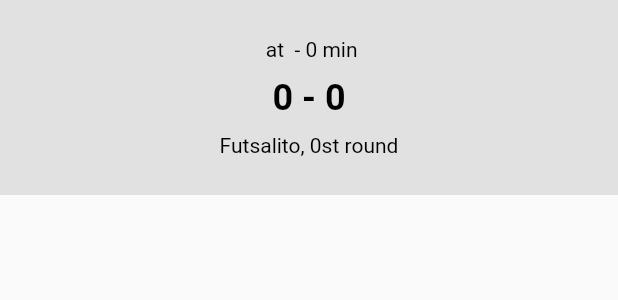
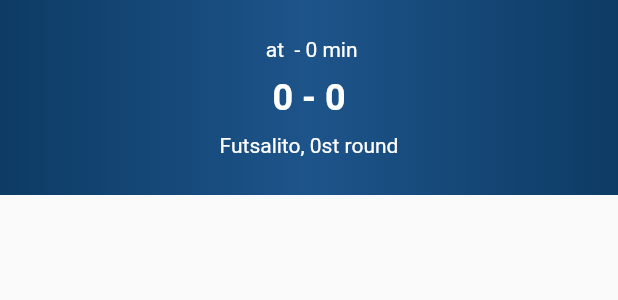
Before and after one commit to vedranmatosevic-vmd/sca-app, a Flutter app: the MatchDetailHeader widget shown alone on an empty page, opened directly with empty values, on a phone screen of 412 x 824 dp. Shown: the top 300 px of the screen. Run offline on Flutter 3.47's test engine with Material 2 defaults, Android fonts, the phone set to English and light mode, and no system bars; our stand-ins replace firebase_core, firebase_database, flutter_secure_storage, shared_preferences; missing offline and left inert: dart:ffi; accounts and stored records are empty.

Commit message:
match details colors

```diff
--- a/lib/common/style.dart
+++ b/lib/common/style.dart
@@ -109,6 +109,7 @@ class Style {
   static const colorGreen = Color(0xff04d96d);
   static const colorOrange = Color(0xfffc9b6d);
   static const colorDarkBlue = Color(0xff0d3b64);
+  static const colorLightBlue = Color(0xff1d548a);
   static const colorYellow = Color(0xfffcdd21);
 
   static Color getColor(BuildContext context, StyleColor styleColor) {
--- a/lib/match/match_details.dart
+++ b/lib/match/match_details.dart
@@ -149,7 +149,13 @@ class _MatchDetailHeaderState extends State<MatchDetailHeader> {
       height: 130,
       padding: const EdgeInsets.symmetric(vertical: 20),
       decoration: const BoxDecoration(
-          color: Style.colorGrey
+        gradient: LinearGradient(
+            colors: [
+              Style.colorDarkBlue,
+              Style.colorLightBlue,
+              Style.colorDarkBlue,
+            ]
+        ),
       ),
       child: Column(
         crossAxisAlignment: CrossAxisAlignment.center,
@@ -158,7 +164,7 @@ class _MatchDetailHeaderState extends State<MatchDetailHeader> {
           Text(
             '${widget.match.date} at ${widget.match.time} - ${widget.match.duration} min',
             style: const TextStyle(
-                color: Style.colorBlack,
+                color: Style.colorWhite,
                 fontSize: 14
             ),
           ),
@@ -174,7 +180,7 @@ class _MatchDetailHeaderState extends State<MatchDetailHeader> {
                       widget.homeTeam.shortName,
                       style: const TextStyle(
                           fontSize: 16,
-                          color: Style.colorBlack,
+                          color: Style.colorWhite,
                           fontWeight: FontWeight.bold
                       ),
                     ),
@@ -190,7 +196,7 @@ class _MatchDetailHeaderState extends State<MatchDetailHeader> {
                       '${widget.homeScore} - ${widget.awayScore}',
                       style: const TextStyle(
                           fontSize: 24,
-                          color: Style.colorBlack,
+                          color: Style.colorWhite,
                           fontWeight: FontWeight.bold
                       ),
                     ),
@@ -206,7 +212,7 @@ class _MatchDetailHeaderState extends State<MatchDetailHeader> {
                       widget.awayTeam.shortName,
                       style: const TextStyle(
                           fontSize: 16,
-                          color: Style.colorBlack,
+                          color: Style.colorWhite,
                           fontWeight: FontWeight.bold
                       ),
                     ),
@@ -222,7 +228,7 @@ class _MatchDetailHeaderState extends State<MatchDetailHeader> {
               Text(
                 'Futsalito, ${widget.match.round}' 'st round',
                 style: const TextStyle(
-                    color: Style.colorBlack,
+                    color: Style.colorWhite,
                     fontSize: 14
                 ),
               ),
@@ -259,6 +265,8 @@ class _ActionRowState extends State<ActionRow> {
             page: Pages.events,
             match: widget.match,
             eventType: EventType.goal,
+            iconColor: Style.colorDarkBlue,
+            textColor: StyleColor.darkBlue,
           ),
           SquaredButton(
             value: "Card",
@@ -266,6 +274,8 @@ class _ActionRowState extends State<ActionRow> {
             page: Pages.events,
             match: widget.match,
             eventType: EventType.yellowCard,
+            iconColor: Style.colorDarkBlue,
+            textColor: StyleColor.darkBlue,
           )
         ],
       ),
```
Also changed, not shown: lib/widget/squared_button.dart (+15 -3 lines).
